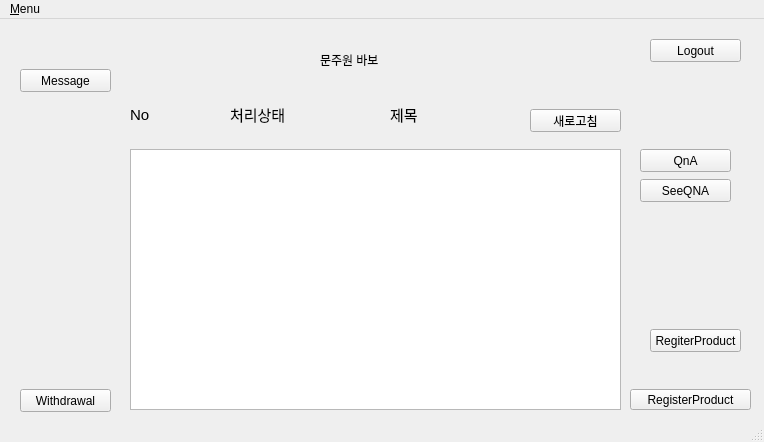
simneol/JuDeP, file FiveOfRuler/UserWindow.ui: the form before one commit.
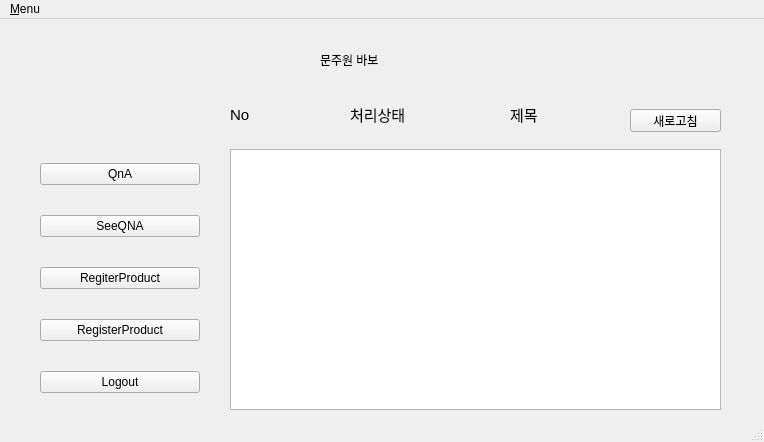
The form after the commit.

```diff
--- a/FiveOfRuler/UserWindow.ui
+++ b/FiveOfRuler/UserWindow.ui
@@ -27,88 +27,10 @@
      <string>문주원 바보</string>
     </property>
    </widget>
-   <widget class="QPushButton" name="RegiterProduct">
-    <property name="geometry">
-     <rect>
-      <x>650</x>
-      <y>310</y>
-      <width>91</width>
-      <height>23</height>
-     </rect>
-    </property>
-    <property name="text">
-     <string>RegiterProduct</string>
-    </property>
-   </widget>
-   <widget class="QPushButton" name="message">
-    <property name="geometry">
-     <rect>
-      <x>20</x>
-      <y>50</y>
-      <width>91</width>
-      <height>23</height>
-     </rect>
-    </property>
-    <property name="text">
-     <string>Message</string>
-    </property>
-   </widget>
-   <widget class="QPushButton" name="QnA">
-    <property name="geometry">
-     <rect>
-      <x>640</x>
-      <y>130</y>
-      <width>91</width>
-      <height>23</height>
-     </rect>
-    </property>
-    <property name="text">
-     <string>QnA</string>
-    </property>
-   </widget>
-   <widget class="QPushButton" name="logout">
-    <property name="geometry">
-     <rect>
-      <x>650</x>
-      <y>20</y>
-      <width>91</width>
-      <height>23</height>
-     </rect>
-    </property>
-    <property name="text">
-     <string>Logout</string>
-    </property>
-   </widget>
-   <widget class="QPushButton" name="Withdrawal">
-    <property name="geometry">
-     <rect>
-      <x>20</x>
-      <y>370</y>
-      <width>91</width>
-      <height>23</height>
-     </rect>
-    </property>
-    <property name="text">
-     <string>Withdrawal</string>
-    </property>
-   </widget>
-   <widget class="QPushButton" name="SeeQnA">
-    <property name="geometry">
-     <rect>
-      <x>640</x>
-      <y>160</y>
-      <width>91</width>
-      <height>23</height>
-     </rect>
-    </property>
-    <property name="text">
-     <string>SeeQNA</string>
-    </property>
-   </widget>
    <widget class="QListView" name="listView">
     <property name="geometry">
      <rect>
-      <x>130</x>
+      <x>230</x>
       <y>130</y>
       <width>491</width>
       <height>261</height>
@@ -118,7 +40,7 @@
    <widget class="QLabel" name="idLabel">
     <property name="geometry">
      <rect>
-      <x>230</x>
+      <x>350</x>
       <y>80</y>
       <width>111</width>
       <height>31</height>
@@ -136,7 +58,7 @@
    <widget class="QLabel" name="idLabel_3">
     <property name="geometry">
      <rect>
-      <x>130</x>
+      <x>230</x>
       <y>80</y>
       <width>41</width>
       <height>31</height>
@@ -154,7 +76,7 @@
    <widget class="QLabel" name="idLabel_2">
     <property name="geometry">
      <rect>
-      <x>390</x>
+      <x>510</x>
       <y>80</y>
       <width>61</width>
       <height>31</height>
@@ -172,7 +94,7 @@
    <widget class="QPushButton" name="NewWindowRequest">
     <property name="geometry">
      <rect>
-      <x>530</x>
+      <x>630</x>
       <y>90</y>
       <width>91</width>
       <height>23</height>
@@ -182,18 +104,52 @@
      <string>새로고침</string>
     </property>
    </widget>
-   <widget class="QPushButton" name="RegisterProductInformation">
+   <widget class="QWidget" name="verticalLayoutWidget">
     <property name="geometry">
      <rect>
-      <x>630</x>
-      <y>370</y>
-      <width>121</width>
-      <height>21</height>
+      <x>40</x>
+      <y>120</y>
+      <width>160</width>
+      <height>281</height>
      </rect>
     </property>
-    <property name="text">
-     <string>RegisterProduct</string>
-    </property>
+    <layout class="QVBoxLayout" name="verticalLayout">
+     <item>
+      <widget class="QPushButton" name="QnA">
+       <property name="text">
+        <string>QnA</string>
+       </property>
+      </widget>
+     </item>
+     <item>
+      <widget class="QPushButton" name="SeeQnA">
+       <property name="text">
+        <string>SeeQNA</string>
+       </property>
+      </widget>
+     </item>
+     <item>
+      <widget class="QPushButton" name="RegiterProduct">
+       <property name="text">
+        <string>RegiterProduct</string>
+       </property>
+      </widget>
+     </item>
+     <item>
+      <widget class="QPushButton" name="RegisterProductInformation">
+       <property name="text">
+        <string>RegisterProduct</string>
+       </property>
+      </widget>
+     </item>
+     <item>
+      <widget class="QPushButton" name="logout">
+       <property name="text">
+        <string>Logout</string>
+       </property>
+      </widget>
+     </item>
+    </layout>
    </widget>
   </widget>
   <widget class="QMenuBar" name="menubar">
```
